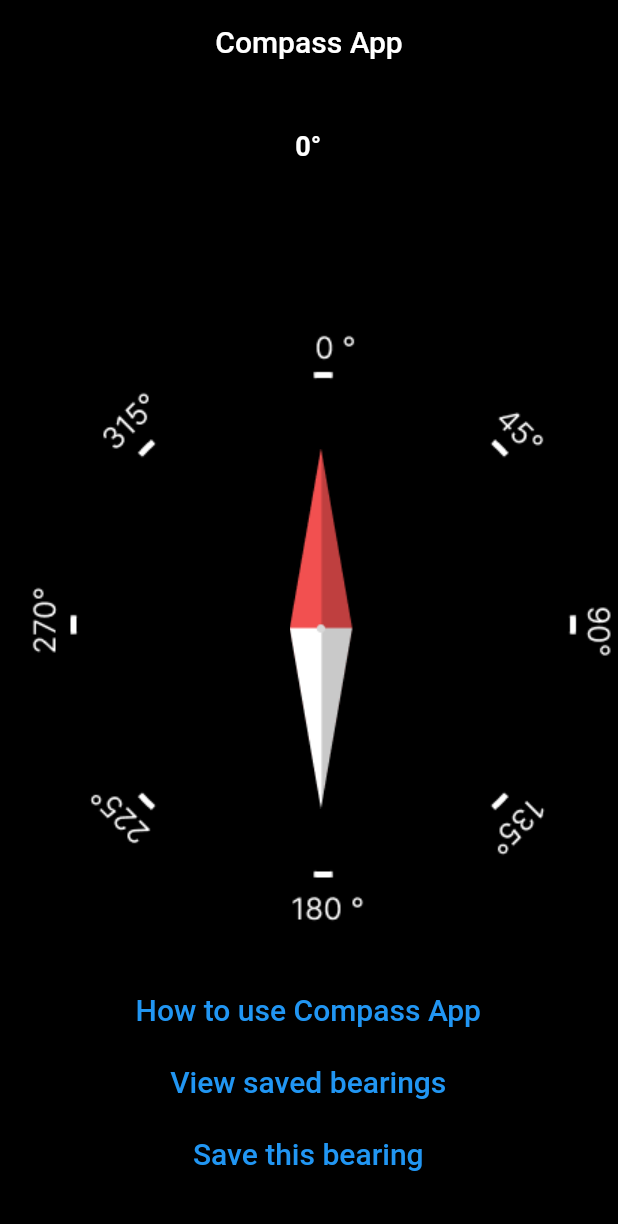
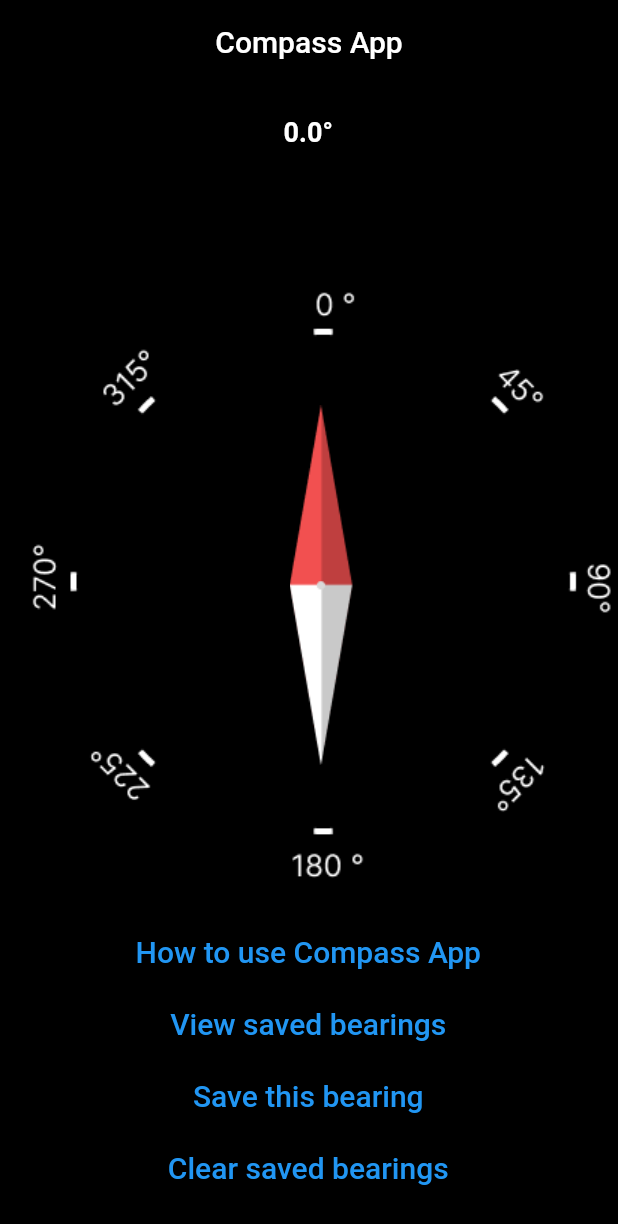
Before and after one commit to hannahwardnz01/compassapp, a Flutter app: the screen it shows after launch, after a tap on "Save this bearing", on a phone screen of 412 x 824 dp. Shown: the top 1224 px of the screen. Run offline on Flutter 3.47's test engine with Material 2 defaults, Android fonts, the phone set to English and light mode, and no system bars; our stand-ins replace flutter_compass, sqflite; accounts and stored records are empty.

Commit message:
list of bearings

```diff
--- a/lib/database_helper.dart
+++ b/lib/database_helper.dart
@@ -1,6 +1,7 @@
 // ignore_for_file: prefer_const_declarations
 
 import 'dart:io';
+import 'package:compass_app/screens/home.dart';
 import 'package:path/path.dart';
 import 'package:sqflite/sqflite.dart';
 import 'package:path_provider/path_provider.dart';
@@ -80,9 +81,17 @@ class DatabaseHelper {
 
   // Deletes the row specified by the id. The number of affected rows is
   // returned. This should be 1 as long as the row exists.
-  Future<int> delete() async {
-    print("run");
+  void delete() async {
     Database db = await instance.database;
-    return await db.rawDelete("Delete * from $table");
+    int? count = await queryRowCount();
+    await db.rawQuery("DELETE FROM $table");
+  }
+
+  // Deletes the row specified by the id. The number of affected rows is
+  // returned. This should be 1 as long as the row exists.
+  Future<List<Map<String, Object?>>> getData() async {
+    Database db = await instance.database;
+    int? count = await queryRowCount();
+    return await db.rawQuery("SELECT BEARING, DATE FROM $table");
   }
 }
--- a/lib/screens/home.dart
+++ b/lib/screens/home.dart
@@ -17,7 +17,7 @@ class HomeLayout extends StatefulWidget {
 }
 
 final dbHelper = DatabaseHelper.instance;
-
+String s = "";
 
 class _HomeLayoutState extends State<HomeLayout> {
   double? heading = 0;
@@ -34,6 +34,7 @@ class _HomeLayoutState extends State<HomeLayout> {
   // done
   @override
   Widget build(BuildContext context) {
+    setString();
     SystemChrome.setPreferredOrientations([
       DeviceOrientation.portraitUp,
       DeviceOrientation.portraitDown,
@@ -53,7 +54,7 @@ class _HomeLayoutState extends State<HomeLayout> {
         crossAxisAlignment: CrossAxisAlignment.center,
         children: [
           Text(
-            "${heading!.ceil()}°",
+            "${heading!}°",
             style: const TextStyle(
               fontSize: 18,
               color: Colors.white,
@@ -97,10 +98,11 @@ class _HomeLayoutState extends State<HomeLayout> {
                   'View saved bearings',
                   style: TextStyle(fontSize: 20.0),
                 ),
-                onPressed: () {Navigator.push(
-                context,
-                MaterialPageRoute(builder: (context) => const BearingsLayout()),
-                );
+                onPressed: () {
+                  Navigator.push(
+                  context,
+                  MaterialPageRoute(builder: (context) => const BearingsLayout()),
+                  );
                 }
               ),
               TextButton(
@@ -109,8 +111,19 @@ class _HomeLayoutState extends State<HomeLayout> {
                   style: TextStyle(fontSize: 20),
                 ),
                 onPressed: () {
+                  insert(heading!);
+                  setString();
+                  },
+
+            ),
+             TextButton(
+                child: const Text(
+                  'Clear saved bearings',
+                  style: TextStyle(fontSize: 20),
+                ),
+                onPressed: () {
                   delete();
-                  insert(heading!);
+                  s = "";
                   },
 
             ),
@@ -128,20 +141,28 @@ void insert(bearing) async {
       DatabaseHelper.columnBearing : bearing,
       DatabaseHelper.columnDateTime  : DateFormat('yyyy-MM-dd – kk:mm').format(DateTime.now()),
     };
-    final id = await dbHelper.insert(row);
-    print('inserted row id: $id');
+    dbHelper.insert(row);
   }
 
-  void query() async {
-    print('query all rows:');
-    final allRows = await dbHelper.queryAllRows();
-
-    allRows.forEach(print);
+  void setString() async {
+    s = "";
+    Future<List> queryResults =  dbHelper.getData();
+    List list = await queryResults ;
+    list.forEach((element) {s+=element.toString();});
   }
 
   void delete() async {
     // Assuming that the number of rows is the id for the last row.
-    print("run1");
-    final rowsDeleted = await dbHelper.delete();
+    dbHelper.delete();
     print('deleted all rows');
   }
+
+  void queryAll() async {
+    final allRows = await dbHelper.queryAllRows();
+    allRows.forEach(print);
+  }
+
+String getString(){
+  queryAll();
+  return s;
+}
```
Also changed, not shown: lib/screens/bearings.dart (+15 -5 lines), 3 other files.
